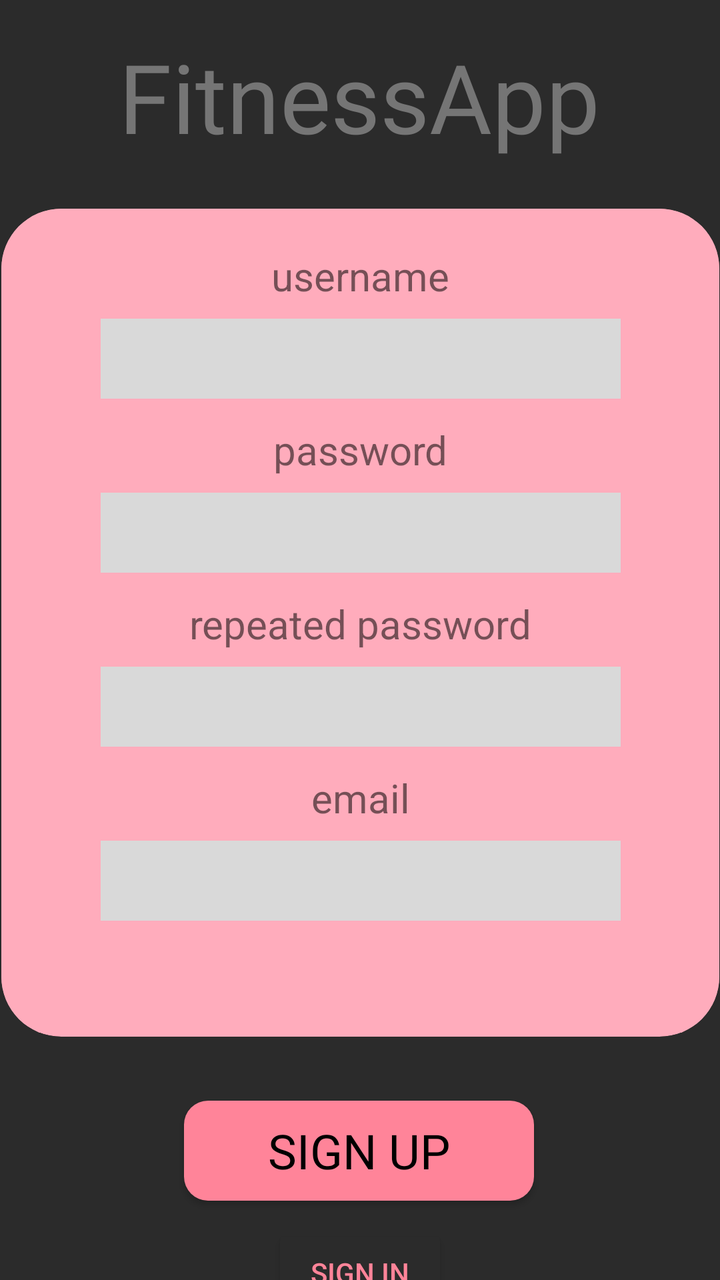
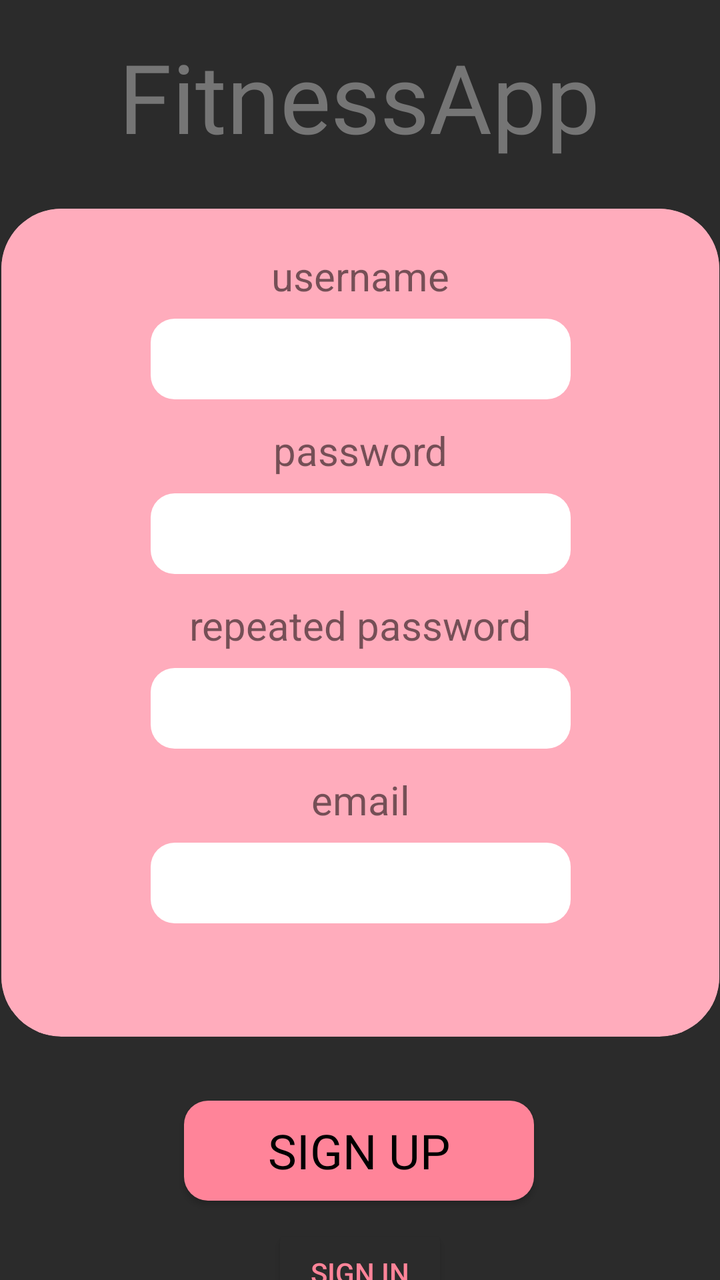

Before-and-after screenshots of an Android layout around one commit, followed by the original layout XML and the change that was made.
<!-- AndroidManifest.xml: application theme Theme.MyApplication -->
<!-- res/layout/registration.xml -->
<?xml version="1.0" encoding="utf-8"?>
<androidx.constraintlayout.widget.ConstraintLayout xmlns:android="http://schemas.android.com/apk/res/android"
    xmlns:app="http://schemas.android.com/apk/res-auto"
    xmlns:tools="http://schemas.android.com/tools"
    android:layout_width="match_parent"
    android:layout_height="match_parent"
    android:background="@color/bg_dark"
    android:theme="@style/Theme.MyApplication"
    tools:context=".Registration">

    <TextView
        android:id="@+id/AppName"
        android:layout_width="wrap_content"
        android:layout_height="wrap_content"
        android:layout_marginTop="16dp"
        android:fontFamily="@font/anton"
        android:text="@string/fitnessapp"
        android:textColor="#757575"
        android:textSize="48sp"
        app:layout_constraintEnd_toEndOf="parent"
        app:layout_constraintHorizontal_bias="0.497"
        app:layout_constraintStart_toStartOf="parent"
        app:layout_constraintTop_toTopOf="parent" />

    <androidx.cardview.widget.CardView
        android:id="@+id/Container"
        android:layout_width="359dp"
        android:layout_height="414dp"
        android:layout_marginStart="24dp"
        android:layout_marginTop="24dp"
        android:layout_marginEnd="24dp"
        app:cardBackgroundColor="#FFACBC"
        app:cardCornerRadius="30dp"
        app:cardElevation="0dp"
        app:layout_constraintEnd_toEndOf="parent"
        app:layout_constraintStart_toStartOf="parent"
        app:layout_constraintTop_toBottomOf="@+id/AppName">

        <androidx.constraintlayout.widget.ConstraintLayout
            android:id="@+id/registrationwindow"
            android:layout_width="match_parent"
            android:layout_height="412dp"
            android:background="#FFACBC">

            <TextView
                android:id="@+id/usernameText"
                android:layout_width="wrap_content"
                android:layout_height="wrap_content"
                android:layout_marginTop="20dp"
                android:text="@string/username"
                android:textSize="20sp"
                app:layout_constraintEnd_toEndOf="parent"
                app:layout_constraintStart_toStartOf="parent"
                app:layout_constraintTop_toTopOf="parent" />

            <EditText
                android:id="@+id/editUsername"
                android:layout_width="260dp"
                android:layout_height="40dp"
                android:layout_marginTop="8dp"
                android:background="#D9D9D9"
                android:ems="10"
                android:inputType="text"
                android:paddingStart="10dp"
                android:paddingEnd="10dp"
                app:layout_constraintEnd_toEndOf="parent"
                app:layout_constraintStart_toStartOf="parent"
                app:layout_constraintTop_toBottomOf="@+id/usernameText"
                tools:ignore="SpeakableTextPresentCheck,TouchTargetSizeCheck" />

            <TextView
                android:id="@+id/passwordText"
                android:layout_width="wrap_content"
                android:layout_height="wrap_content"
                android:layout_marginTop="12dp"
                android:text="@string/password"
                android:textSize="20sp"
                app:layout_constraintEnd_toEndOf="parent"
                app:layout_constraintStart_toStartOf="parent"
                app:layout_constraintTop_toBottomOf="@+id/editUsername" />

            <EditText
                android:id="@+id/editPassword"
                android:layout_width="260dp"
                android:layout_height="40dp"
                android:layout_marginTop="8dp"
                android:background="#D9D9D9"
                android:ems="10"
                android:inputType="textPassword"
                android:paddingStart="10dp"
                android:paddingEnd="10dp"
                app:layout_constraintEnd_toEndOf="parent"
                app:layout_constraintStart_toStartOf="parent"
                app:layout_constraintTop_toBottomOf="@+id/passwordText"
                tools:ignore="SpeakableTextPresentCheck,TouchTargetSizeCheck" />

            <TextView
                android:id="@+id/repeatPasswordText"
                android:layout_width="wrap_content"
                android:layout_height="wrap_content"
                android:layout_marginTop="12dp"
                android:text="@string/repeated_password"
                android:textSize="20sp"
                app:layout_constraintEnd_toEndOf="parent"
                app:layout_constraintStart_toStartOf="parent"
                app:layout_constraintTop_toBottomOf="@+id/editPassword" />

            <EditText
                android:id="@+id/editRepeatPassword"
                android:layout_width="260dp"
                android:layout_height="40dp"
                android:layout_marginTop="8dp"
                android:background="#D9D9D9"
                android:ems="10"
                android:inputType="textPassword"
                android:paddingStart="10dp"
                android:paddingEnd="10dp"
                app:layout_constraintEnd_toEndOf="parent"
                app:layout_constraintStart_toStartOf="parent"
                app:layout_constraintTop_toBottomOf="@+id/repeatPasswordText"
                tools:ignore="SpeakableTextPresentCheck,TouchTargetSizeCheck" />

            <TextView
                android:id="@+id/emailText"
                android:layout_width="wrap_content"
                android:layout_height="wrap_content"
                android:layout_marginTop="12dp"
                android:text="@string/email"
                android:textSize="20sp"
                app:layout_constraintEnd_toEndOf="parent"
                app:layout_constraintStart_toStartOf="parent"
                app:layout_constraintTop_toBottomOf="@+id/editRepeatPassword" />

            <EditText
                android:id="@+id/editEmail"
                android:layout_width="260dp"
                android:layout_height="40dp"
                android:layout_marginTop="8dp"
                android:background="#D9D9D9"
                android:ems="10"
                android:inputType="textEmailAddress"
                android:paddingStart="10dp"
                android:paddingEnd="10dp"
                app:layout_constraintEnd_toEndOf="parent"
                app:layout_constraintStart_toStartOf="parent"
                app:layout_constraintTop_toBottomOf="@+id/emailText"
                tools:ignore="SpeakableTextPresentCheck,TouchTargetSizeCheck" />

        </androidx.constraintlayout.widget.ConstraintLayout>
    </androidx.cardview.widget.CardView>

    <Button
        android:id="@+id/btnsignup"
        android:layout_width="175dp"
        android:layout_height="50dp"
        android:layout_marginTop="32dp"
        android:background="@drawable/roundstyle"
        android:fontFamily="@font/cabin"
        android:text="@string/sign_up"
        android:textColor="#000000"
        android:textSize="24sp"
        app:layout_constraintEnd_toEndOf="parent"
        app:layout_constraintHorizontal_bias="0.498"
        app:layout_constraintStart_toStartOf="parent"
        app:layout_constraintTop_toBottomOf="@+id/Container" />

    <Button
        android:id="@+id/btnsignin"
        android:layout_width="wrap_content"
        android:layout_height="wrap_content"
        android:layout_marginTop="12dp"
        android:backgroundTint="#2B2B2B"
        android:text="@string/sign_in"
        android:textColor="#FF8499"
        app:layout_constraintEnd_toEndOf="parent"
        app:layout_constraintStart_toStartOf="parent"
        app:layout_constraintTop_toBottomOf="@+id/btnsignup" />

</androidx.constraintlayout.widget.ConstraintLayout>
<!-- resources referenced by this layout -->
<resources>
  <color name="bg_dark">#2B2B2B</color>
  <!-- drawable roundstyle (drawable) -->
  <?xml version="1.0" encoding="utf-8"?>
  <shape xmlns:android="http://schemas.android.com/apk/res/android">
      <solid android:color="#FF8499" />
      <corners android:radius="12dp" />
  </shape>
  <string name="email">email</string>
  <string name="fitnessapp">FitnessApp</string>
  <string name="password">password</string>
  <string name="repeated_password">repeated password</string>
  <string name="sign_in">Sign in</string>
  <string name="sign_up">Sign up</string>
  <string name="username">username</string>
  <style name="Theme.MyApplication" parent="Theme.AppCompat.Light.NoActionBar">
          
          <item name="colorPrimary">@color/purple_500</item>
          <item name="colorPrimaryVariant">@color/purple_700</item>
          <item name="colorOnPrimary">@color/white</item>
          
          <item name="colorSecondary">@color/teal_200</item>
          <item name="colorSecondaryVariant">@color/teal_700</item>
          <item name="colorOnSecondary">@color/black</item>
          
          <item name="android:statusBarColor">?attr/colorPrimaryVariant</item>
          
      </style>
  <color name="purple_500">#FF6200EE</color>
  <color name="purple_700">#FF3700B3</color>
  <color name="white">#FFFFFFFF</color>
  <color name="teal_200">#FF03DAC5</color>
  <color name="teal_700">#FF018786</color>
  <color name="black">#FF000000</color>
</resources>

<!-- the commit's change to res/layout/registration.xml (unified diff, before → after) -->
@@ -39,7 +39,7 @@
         <androidx.constraintlayout.widget.ConstraintLayout
             android:id="@+id/registrationwindow"
             android:layout_width="match_parent"
-            android:layout_height="412dp"
+            android:layout_height="401dp"
             android:background="#FFACBC">
 
             <TextView
@@ -55,12 +55,13 @@
 
             <EditText
                 android:id="@+id/editUsername"
-                android:layout_width="260dp"
-                android:layout_height="40dp"
+                android:layout_width="wrap_content"
+                android:layout_height="wrap_content"
                 android:layout_marginTop="8dp"
-                android:background="#D9D9D9"
+                android:background="@drawable/whiteround"
                 android:ems="10"
                 android:inputType="text"
+                android:padding="8dp"
                 android:paddingStart="10dp"
                 android:paddingEnd="10dp"
                 app:layout_constraintEnd_toEndOf="parent"
@@ -81,12 +82,13 @@
 
             <EditText
                 android:id="@+id/editPassword"
-                android:layout_width="260dp"
-                android:layout_height="40dp"
+                android:layout_width="wrap_content"
+                android:layout_height="wrap_content"
                 android:layout_marginTop="8dp"
-                android:background="#D9D9D9"
+                android:background="@drawable/whiteround"
                 android:ems="10"
                 android:inputType="textPassword"
+                android:padding="8dp"
                 android:paddingStart="10dp"
                 android:paddingEnd="10dp"
                 app:layout_constraintEnd_toEndOf="parent"
@@ -107,12 +109,13 @@
 
             <EditText
                 android:id="@+id/editRepeatPassword"
-                android:layout_width="260dp"
-                android:layout_height="40dp"
+                android:layout_width="wrap_content"
+                android:layout_height="wrap_content"
                 android:layout_marginTop="8dp"
-                android:background="#D9D9D9"
+                android:background="@drawable/whiteround"
                 android:ems="10"
                 android:inputType="textPassword"
+                android:padding="8dp"
                 android:paddingStart="10dp"
                 android:paddingEnd="10dp"
                 app:layout_constraintEnd_toEndOf="parent"
@@ -133,12 +136,13 @@
 
             <EditText
                 android:id="@+id/editEmail"
-                android:layout_width="260dp"
-                android:layout_height="40dp"
+                android:layout_width="wrap_content"
+                android:layout_height="wrap_content"
                 android:layout_marginTop="8dp"
-                android:background="#D9D9D9"
+                android:background="@drawable/whiteround"
                 android:ems="10"
                 android:inputType="textEmailAddress"
+                android:padding="8dp"
                 android:paddingStart="10dp"
                 android:paddingEnd="10dp"
                 app:layout_constraintEnd_toEndOf="parent"
<!-- resource entries referenced after the edit -->
@@ -5,6 +5,12 @@
   <?xml version="1.0" encoding="utf-8"?>
   <shape xmlns:android="http://schemas.android.com/apk/res/android">
       <solid android:color="#FF8499" />
+      <corners android:radius="12dp" />
+  </shape>
+  <!-- drawable whiteround (drawable) -->
+  <?xml version="1.0" encoding="utf-8"?>
+  <shape xmlns:android="http://schemas.android.com/apk/res/android">
+      <solid android:color="#FFFFFF" />
       <corners android:radius="12dp" />
   </shape>
   <string name="email">email</string>
